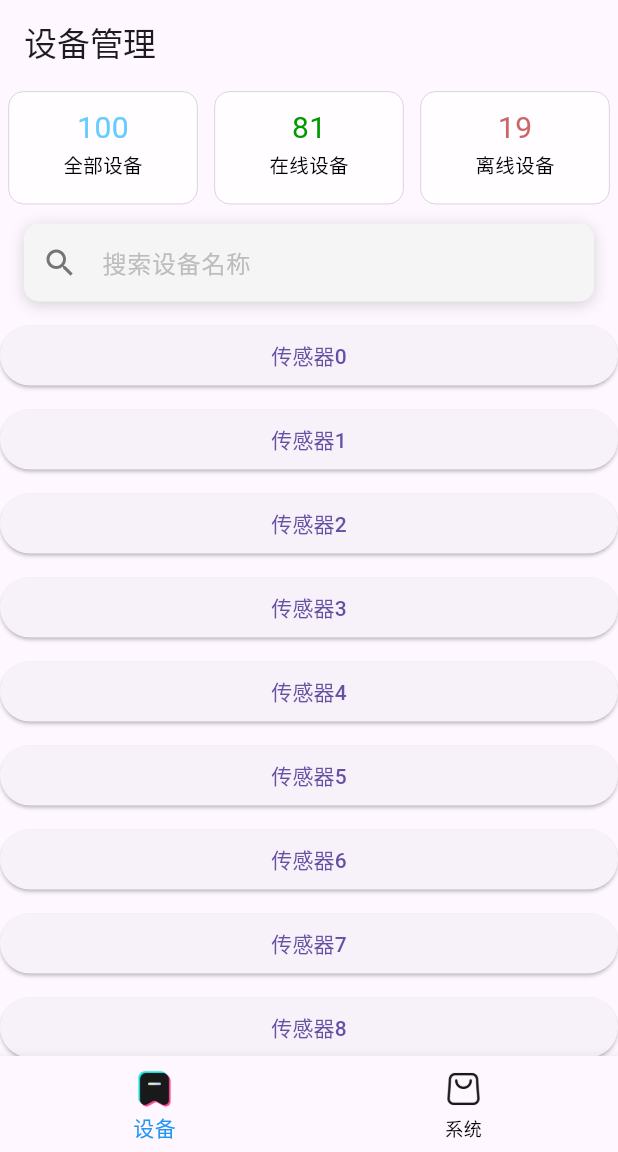
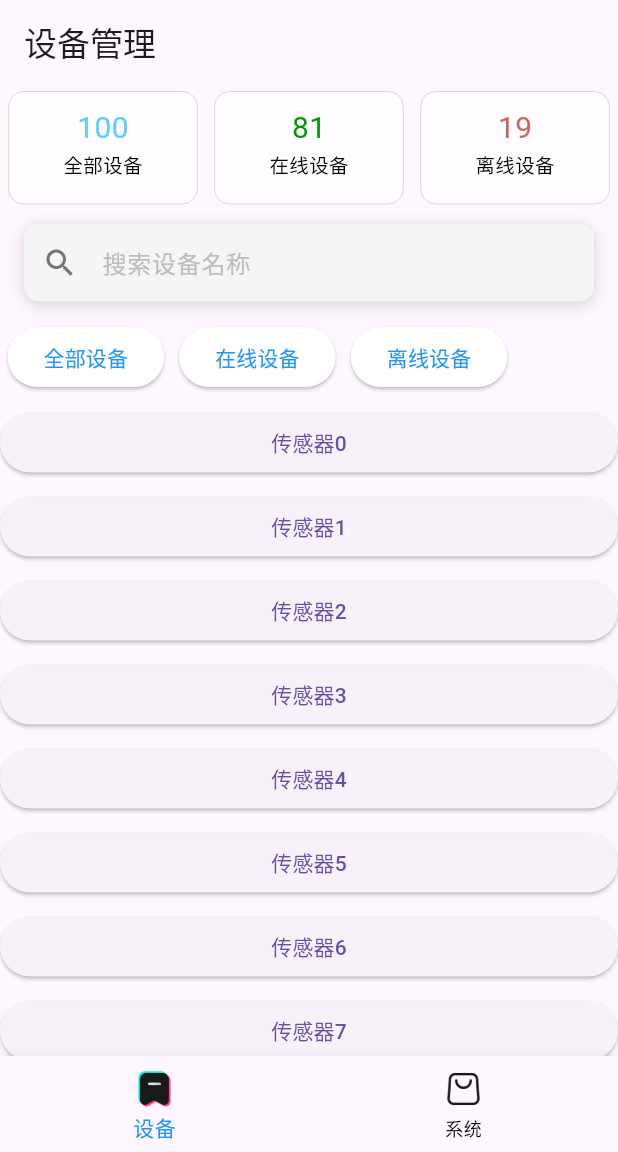
Before and after one commit to Nahida1O27/UI4LoRaWAN, a Flutter app: the screen it shows after launch, on a phone screen of 412 x 824 dp, the part 84-1236 px from its top. Run offline on Flutter 3.47's test engine with Material 3 defaults, Android fonts, the phone set to English and light mode, and no system bars.

Commit message:
设备分类按钮
Co-authored-by: Copilot <copilot@github.com>

```diff
--- /dev/null
+++ b/lib/components/Device/device_button.dart
@@ -0,0 +1,48 @@
+import 'package:flutter/material.dart';
+
+class DeviceButton extends StatefulWidget {
+  const DeviceButton({super.key, required this.text});
+  final String text;
+
+  @override
+  State<DeviceButton> createState() => _DeviceButtonState();
+}
+
+//按钮有两种状态：
+//1.被选择状态：蓝底白字
+//2.未被选择状态：白底黑字
+class _DeviceButtonState extends State<DeviceButton> {
+  bool isSelected = false;
+  @override
+  void initState() {
+    super.initState();
+    isSelected = false;
+  }
+
+  @override
+  Widget build(BuildContext context) {
+    return Container(
+      margin: EdgeInsets.all(5),
+      child: ElevatedButton(
+        onPressed: () {
+          if (!isSelected) {
+            isSelected = true;
+            ElevatedButton.styleFrom(
+              backgroundColor: Colors.blue,
+              foregroundColor: Colors.white,
+            );
+            setState(() {});
+          }
+        },
+        style: ElevatedButton.styleFrom(
+          backgroundColor: Colors.white,
+          foregroundColor: Colors.blue,
+          shape: RoundedRectangleBorder(
+            borderRadius: BorderRadius.circular(25),
+          ),
+        ),
+        child: Text(widget.text),
+      ),
+    );
+  }
+}
--- a/lib/pages/Device/index.dart
+++ b/lib/pages/Device/index.dart
@@ -1,6 +1,7 @@
 import 'package:flutter/material.dart';
 import 'package:lorawan/components/Device/device_card.dart';
 import 'package:lorawan/components/Device/search_label.dart';
+import 'package:lorawan/components/Device/device_button.dart';
 
 final List<Map<String, String>> _deviceInfo = [
   {"设备类型": "全部设备", "设备数量": "100", "设备数量文本颜色": "0xff66ccff"},
@@ -13,6 +14,8 @@ List<DeviceCard> _generateDeviceCards(List<Map<String, String>> info) {
     return DeviceCard(cardInfo: info[index]);
   });
 }
+
+final List<String> _deviceButtonText = ["全部设备", "在线设备", "离线设备"];
 
 class DevicePage extends StatefulWidget {
   const DevicePage({super.key});
@@ -32,8 +35,14 @@ class _DevicePageState extends State<DevicePage> {
           Center(child: Row(children: _generateDeviceCards(_deviceInfo))),
           //文本输入搜索框
           Center(child: Searchlabel()),
-          //四个圆角按钮
-          Row(children: [SizedBox()]),
+          //一行三个圆角按钮
+          Row(
+            children: [
+              DeviceButton(text: _deviceButtonText[0]),
+              DeviceButton(text: _deviceButtonText[1]),
+              DeviceButton(text: _deviceButtonText[2]),
+            ],
+          ),
           //可滚动的传感器列表，每项为紧挨着长方形按钮，占据左右大部分空间，点击按钮跳转到具体的传感器详情页面
           Flexible(
             //延迟加载列表项，优化性能
```
